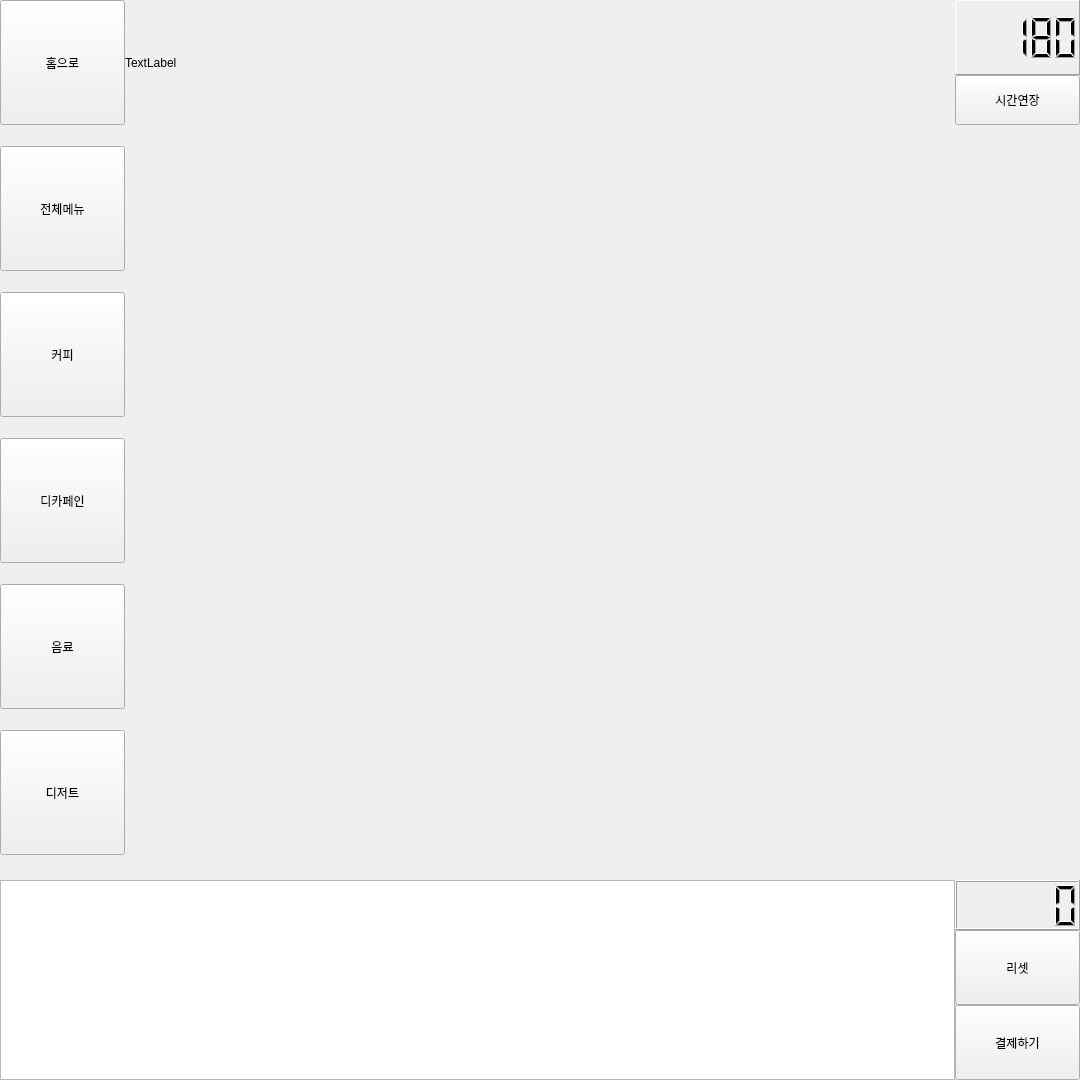
Before: the Qt Designer form UI/Init.ui in LeeHuSeong/Kiosk_AI, drawn with Qt 5.
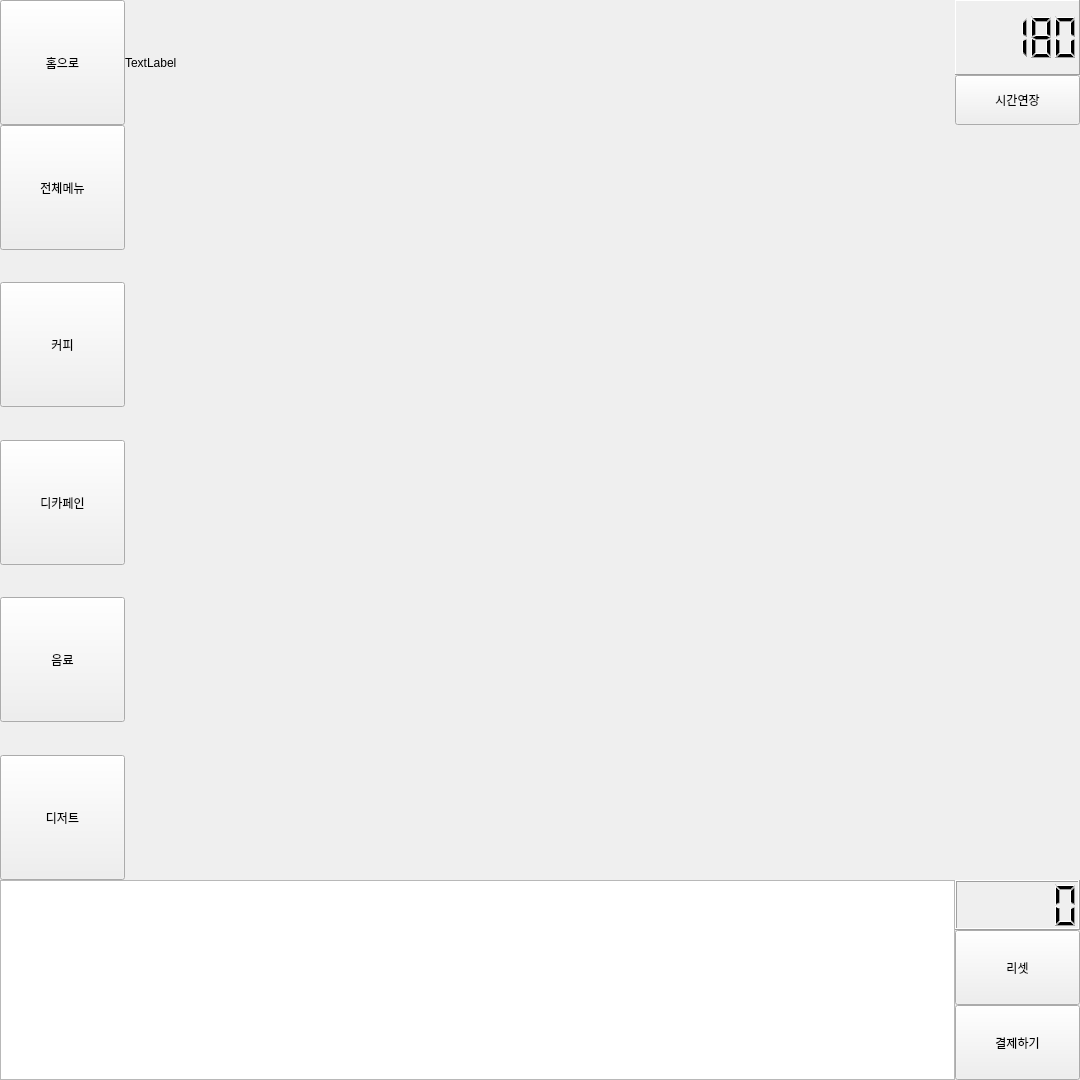
After: the same form once the commit is applied. Custom widgets are drawn as their Qt base class.

The edit to the form file:
```diff
--- a/UI/Init.ui
+++ b/UI/Init.ui
@@ -292,6 +292,19 @@
                 </property>
                </widget>
               </item>
+              <item>
+               <spacer name="verticalSpacer">
+                <property name="orientation">
+                 <enum>Qt::Vertical</enum>
+                </property>
+                <property name="sizeHint" stdset="0">
+                 <size>
+                  <width>20</width>
+                  <height>40</height>
+                 </size>
+                </property>
+               </spacer>
+              </item>
               <item>
                <widget class="QPushButton" name="btn_catalog_2">
                 <property name="sizePolicy">
@@ -311,6 +324,19 @@
                 </property>
                </widget>
               </item>
+              <item>
+               <spacer name="verticalSpacer_2">
+                <property name="orientation">
+                 <enum>Qt::Vertical</enum>
+                </property>
+                <property name="sizeHint" stdset="0">
+                 <size>
+                  <width>20</width>
+                  <height>40</height>
+                 </size>
+                </property>
+               </spacer>
+              </item>
               <item>
                <widget class="QPushButton" name="btn_catalog_3">
                 <property name="sizePolicy">
@@ -330,6 +356,19 @@
                 </property>
                </widget>
               </item>
+              <item>
+               <spacer name="verticalSpacer_3">
+                <property name="orientation">
+                 <enum>Qt::Vertical</enum>
+                </property>
+                <property name="sizeHint" stdset="0">
+                 <size>
+                  <width>20</width>
+                  <height>40</height>
+                 </size>
+                </property>
+               </spacer>
+              </item>
               <item>
                <widget class="QPushButton" name="btn_catalog_4">
                 <property name="sizePolicy">
@@ -349,6 +388,19 @@
                 </property>
                </widget>
               </item>
+              <item>
+               <spacer name="verticalSpacer_4">
+                <property name="orientation">
+                 <enum>Qt::Vertical</enum>
+                </property>
+                <property name="sizeHint" stdset="0">
+                 <size>
+                  <width>20</width>
+                  <height>40</height>
+                 </size>
+                </property>
+               </spacer>
+              </item>
               <item>
                <widget class="QPushButton" name="btn_catalog_5">
                 <property name="sizePolicy">
```
